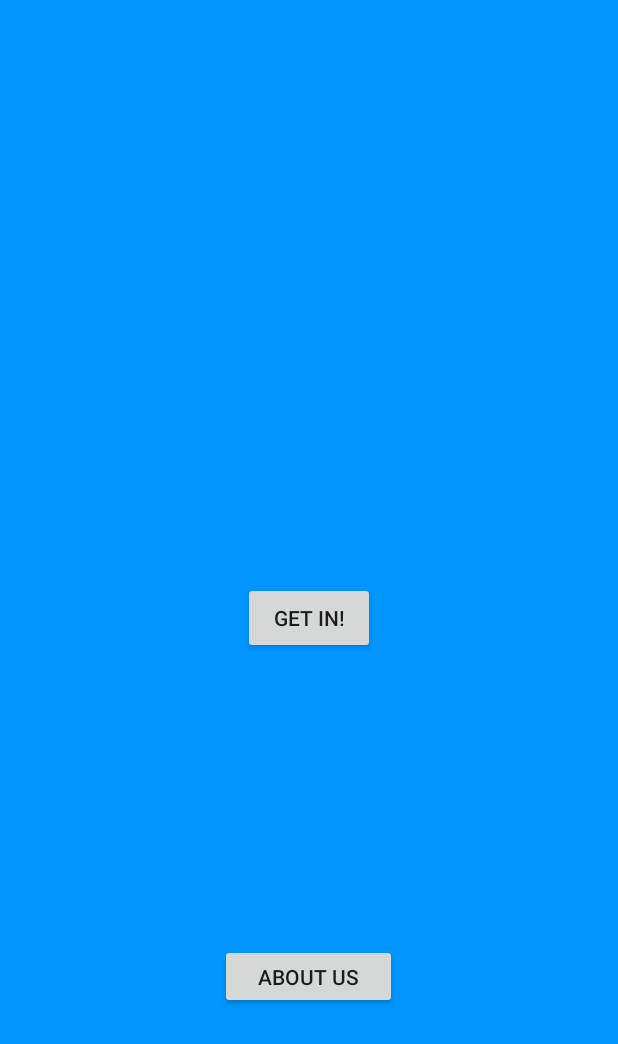
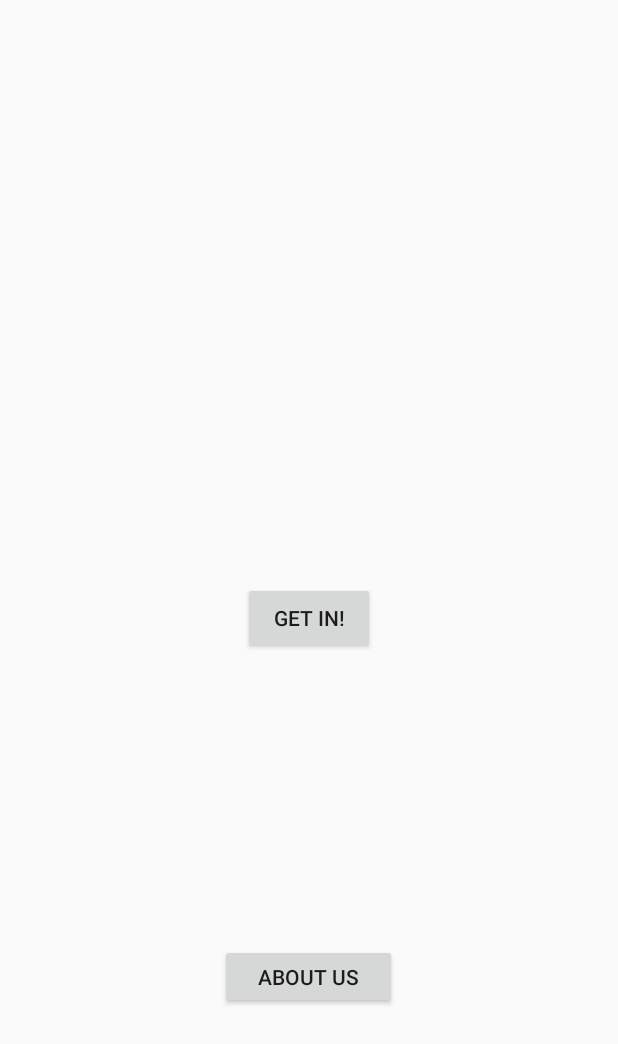
Before and after one commit to danger-ahead/Connect, an Android app: the screen it shows after launch (MainActivity), on a phone screen of 412 x 824 dp. Shown: the top 1044 px of the screen. Run offline under Robolectric (Android 15) with nearby library versions, the phone set to English and light mode, and no system bars.

Commit message:
background merge conflict removed

```diff
--- a/app/src/main/res/layout/activity_main.xml
+++ b/app/src/main/res/layout/activity_main.xml
@@ -5,8 +5,7 @@
         xmlns:app="http://schemas.android.com/apk/res-auto"
         android:layout_width="match_parent"
         android:layout_height="match_parent"
-        tools:context=".MainActivity"
-        android:background="#0095ff">
+        tools:context=".MainActivity">
 
     <Button
         android:id="@+id/button"
```
